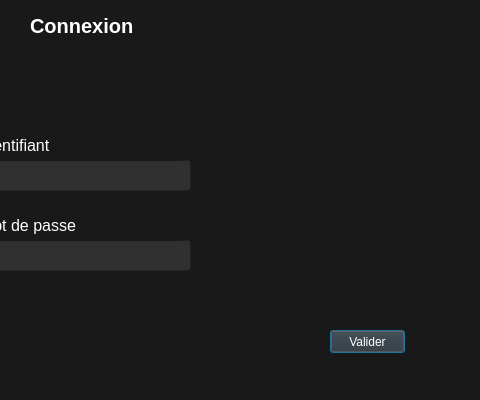
The window that IHM_Final/loginpage.ui (ProjectCDG/IHM) describes before a commit, drawn with Qt 5; both pictures show x 320 to 800 and y 0 to 400 of the 800 by 400 pixel window.
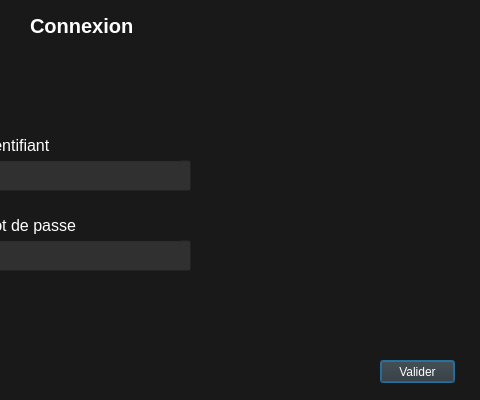
The same window after the commit.

```diff
--- a/IHM_Final/loginpage.ui
+++ b/IHM_Final/loginpage.ui
@@ -19,8 +19,8 @@
   <widget class="QPushButton" name="okButton">
    <property name="geometry">
     <rect>
-     <x>650</x>
-     <y>330</y>
+     <x>700</x>
+     <y>360</y>
      <width>75</width>
      <height>23</height>
     </rect>
```
